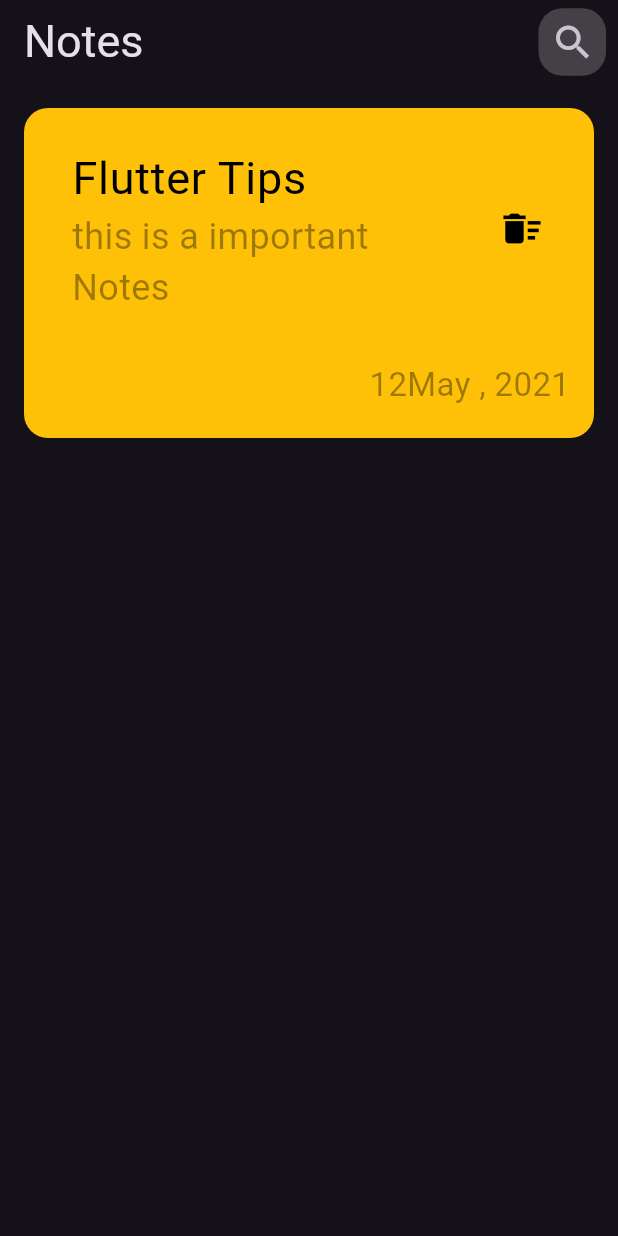
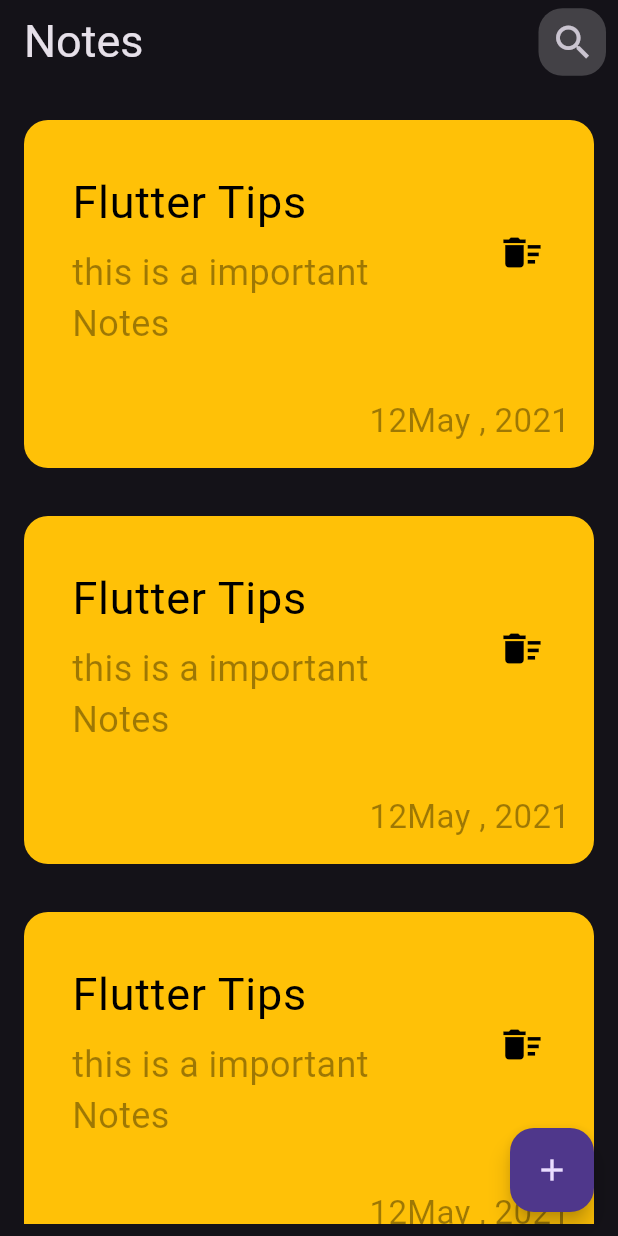
Before and after one commit to Abdalah-eslam/NotesApp, a Flutter app: the screen it shows after launch, on a phone screen of 412 x 824 dp. Run offline on Flutter 3.47's test engine with Material 3 defaults, Android fonts, the phone set to English and light mode, and no system bars.

Commit message:
mostly finish Ui

```diff
--- /dev/null
+++ b/lib/constant/constantvalue.dart
@@ -0,0 +1,3 @@
+import 'package:flutter/material.dart';
+
+const kprimarycolor = Color(0xff62FDC7);
--- a/lib/views/Notes_view.dart
+++ b/lib/views/Notes_view.dart
@@ -1,5 +1,7 @@
 import 'package:flutter/material.dart';
 import 'package:note_app/widgets/customNoteitem.dart';
+import 'package:note_app/widgets/notebodyview.dart';
+import 'package:note_app/widgets/sheetview.dart';
 
 class NotesView extends StatelessWidget {
   const NotesView({super.key});
@@ -7,6 +9,17 @@ class NotesView extends StatelessWidget {
   @override
   Widget build(BuildContext context) {
     return Scaffold(
+      floatingActionButton: FloatingActionButton(
+        onPressed: () {
+          showModalBottomSheet(
+              isScrollControlled: true,
+              context: context,
+              builder: (builder) {
+                return const Sheetview();
+              });
+        },
+        child: Icon(Icons.add),
+      ),
       appBar: AppBar(
         title: const Text(
           'Notes',
@@ -34,7 +47,7 @@ class NotesView extends StatelessWidget {
           )
         ],
       ),
-      body: const CustomNoteitem(),
+      body: const notebodyview(),
     );
   }
 }
--- a/lib/widgets/customNoteitem.dart
+++ b/lib/widgets/customNoteitem.dart
@@ -8,7 +8,6 @@ class CustomNoteitem extends StatelessWidget {
     return Padding(
       padding: const EdgeInsets.all(16.0),
       child: Container(
-        height: 220,
         padding: const EdgeInsets.only(left: 16, top: 16, bottom: 16),
         decoration: BoxDecoration(
             color: Colors.amber, borderRadius: BorderRadius.circular(16)),
@@ -16,9 +15,12 @@ class CustomNoteitem extends StatelessWidget {
           crossAxisAlignment: CrossAxisAlignment.end,
           children: [
             ListTile(
-              title: const Text(
-                'Flutter Tips',
-                style: TextStyle(fontSize: 30, color: Colors.black),
+              title: const Padding(
+                padding: EdgeInsets.symmetric(vertical: 8.0),
+                child: Text(
+                  'Flutter Tips',
+                  style: TextStyle(fontSize: 30, color: Colors.black),
+                ),
               ),
               subtitle: const Text(
                 'this is a important Notes ',
@@ -32,8 +34,8 @@ class CustomNoteitem extends StatelessWidget {
                     color: Colors.black,
                   )),
             ),
-            Padding(
-              padding: const EdgeInsets.only(top: 24, right: 16),
+            const Padding(
+              padding: EdgeInsets.only(top: 24, right: 16),
               child: Text(
                 '12May , 2021',
                 style: TextStyle(fontSize: 22, color: Colors.black38),
--- /dev/null
+++ b/lib/widgets/notebodyview.dart
@@ -0,0 +1,16 @@
+import 'package:flutter/material.dart';
+import 'package:note_app/widgets/customNoteitem.dart';
+
+class notebodyview extends StatelessWidget {
+  const notebodyview({super.key});
+
+  @override
+  Widget build(BuildContext context) {
+    return Padding(
+      padding: const EdgeInsets.symmetric(vertical: 8.0),
+      child: ListView.builder(itemBuilder: (context, index) {
+        return const CustomNoteitem();
+      }),
+    );
+  }
+}
```
Also changed, not shown: lib/widgets/customTextfeild.dart (added, +29 -0 lines), lib/widgets/custombutton.dart (added, +23 -0 lines), lib/widgets/sheetview.dart (added, +44 -0 lines).
